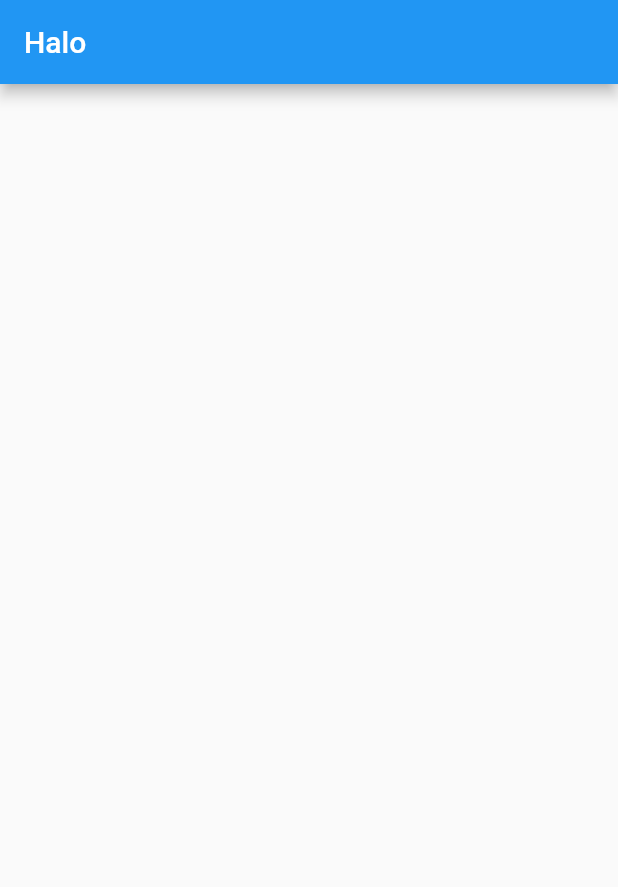
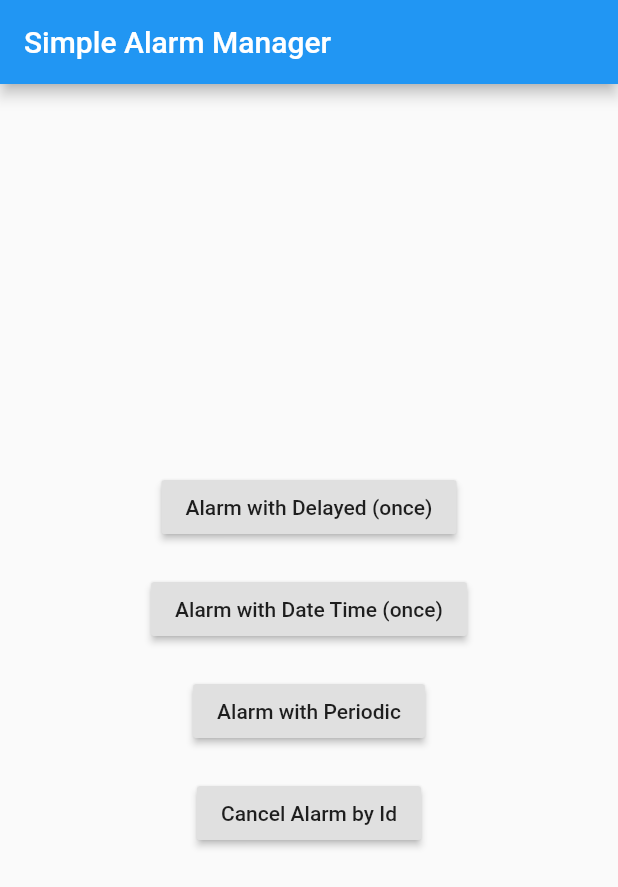
Before and after one commit to rakafajars/flutter_dicoding_fundamental, a Flutter app: the screen it shows after launch, on a phone screen of 412 x 824 dp. Shown: the top 887 px of the screen. Run offline on Flutter 3.47's test engine with Material 2 defaults, Android fonts, the phone set to English and light mode, and no system bars; missing offline and left inert: android_alarm_manager.

Commit message:
Alarm Manager

```diff
--- a/lib/main.dart
+++ b/lib/main.dart
@@ -1,11 +1,21 @@
+import 'package:android_alarm_manager/android_alarm_manager.dart';
 import 'package:flutter/material.dart';
+import 'package:flutter_dicoding_fundamental/ui/home_page.dart';
+import 'package:flutter_dicoding_fundamental/utils/background_service.dart';
 
-void main() {
+void main() async {
+  WidgetsFlutterBinding.ensureInitialized();
+
+  final BackgroundService _service = BackgroundService();
+
+  _service.initializeIsolate();
+
+  AndroidAlarmManager.initialize();
   runApp(MyApp());
 }
 
 class MyApp extends StatelessWidget {
-  // This widget is the root of your application.
+  static const title = 'Simple Alarm Manager';
   @override
   Widget build(BuildContext context) {
     return MaterialApp(
@@ -14,18 +24,9 @@ class MyApp extends StatelessWidget {
         primarySwatch: Colors.blue,
         visualDensity: VisualDensity.adaptivePlatformDensity,
       ),
-     home: MyHome(),
+     home: HomePage(
+       title: title,
+     ),
     );
   }
 }
-
-class MyHome extends StatelessWidget {
-  @override
-  Widget build(BuildContext context) {
-    return Scaffold(
-      appBar: AppBar(
-        title: Text('Halo'),
-      ),
-    );
-  }
-}
--- /dev/null
+++ b/lib/ui/home_page.dart
@@ -0,0 +1,99 @@
+import 'package:android_alarm_manager/android_alarm_manager.dart';
+import 'package:flutter/material.dart';
+import 'package:flutter_dicoding_fundamental/utils/background_service.dart';
+
+class HomePage extends StatefulWidget {
+  final String title;
+
+  const HomePage({Key key, this.title}) : super(key: key);
+  @override
+  _HomePageState createState() => _HomePageState();
+}
+
+class _HomePageState extends State<HomePage> {
+  final BackgroundService _service = BackgroundService();
+
+  @override
+  void initState() {
+    super.initState();
+    port.listen((_) async {
+      await _service.someTask();
+    });
+  }
+
+  @override
+  Widget build(BuildContext context) {
+    return Scaffold(
+      appBar: AppBar(
+        title: Text(widget.title),
+      ),
+      body: Center(
+        child: Column(
+          mainAxisSize: MainAxisSize.min,
+          children: [
+            RaisedButton(
+              child: Text('Alarm with Delayed (once)'),
+              onPressed: () async {
+                await AndroidAlarmManager.oneShot(
+                  Duration(
+                    seconds: 5,
+                  ),
+                  1,
+                  BackgroundService.callback,
+                  exact: true,
+                  wakeup: true,
+                );
+              },
+            ),
+            SizedBox(
+              height: 20,
+            ),
+            RaisedButton(
+              child: Text('Alarm with Date Time (once)'),
+              onPressed: () async {
+                await AndroidAlarmManager.oneShotAt(
+                  DateTime.now().add(
+                    Duration(
+                      seconds: 5,
+                    ),
+                  ),
+                  2,
+                  BackgroundService.callback,
+                  exact: true,
+                  wakeup: true,
+                );
+              },
+            ),
+            SizedBox(
+              height: 20,
+            ),
+            RaisedButton(
+              child: Text('Alarm with Periodic'),
+              onPressed: () async {
+                await AndroidAlarmManager.periodic(
+                  Duration(
+                    minutes: 1,
+                  ),
+                  3,
+                  BackgroundService.callback,
+                  startAt: DateTime.now(),
+                  exact: true,
+                  wakeup: true,
+                );
+              },
+            ),
+            SizedBox(
+              height: 20,
+            ),
+            RaisedButton(
+              child: Text('Cancel Alarm by Id'),
+              onPressed: () async {
+                await AndroidAlarmManager.cancel(3);
+              },
+            ),
+          ],
+        ),
+      ),
+    );
+  }
+}
--- /dev/null
+++ b/lib/utils/background_service.dart
@@ -0,0 +1,38 @@
+import 'dart:isolate';
+
+import 'dart:ui';
+
+/// Kelas dari ReceivePort digunakan untuk melakukan komunikasi
+/// dari isolasi background ke isolasi UI.
+final ReceivePort port = ReceivePort();
+
+class BackgroundService {
+  static BackgroundService _instance;
+  static String _isolateName = 'isolate';
+  static SendPort _uiSendPort;
+
+  BackgroundService._internal() {
+    _instance = this;
+  }
+
+  factory BackgroundService() => _instance ?? BackgroundService._internal();
+
+  /// Fungsi ini bertugas melakukan inisialisasi ketika akan menjalankan
+  /// tugas isolate
+  void initializeIsolate() {
+    IsolateNameServer.registerPortWithName(
+      port.sendPort,
+      _isolateName,
+    );
+  }
+
+  static Future<void> callback() async {
+    print('Alarm Fired!');
+    _uiSendPort ??= IsolateNameServer.lookupPortByName(_isolateName);
+    _uiSendPort?.send(null);
+  }
+
+  Future<void> someTask() async {
+    print('Updated data from the background isolate');
+  }
+}
--- a/pubspec.yaml
+++ b/pubspec.yaml
@@ -28,6 +28,7 @@ dependencies:
   # The following adds the Cupertino Icons font to your application.
   # Use with the CupertinoIcons class for iOS style icons.
   cupertino_icons: ^1.0.0
+  android_alarm_manager: ^0.4.5+20
 
 dev_dependencies:
   flutter_test:
```
Also changed, not shown: pubspec.lock, 1 other file.
